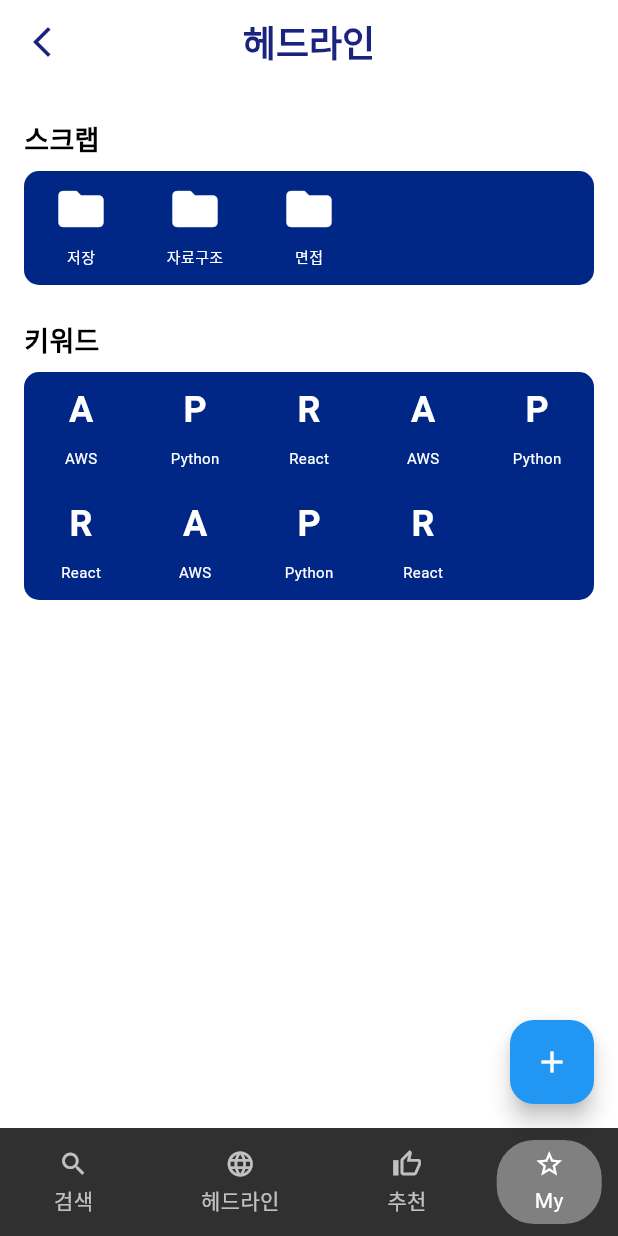
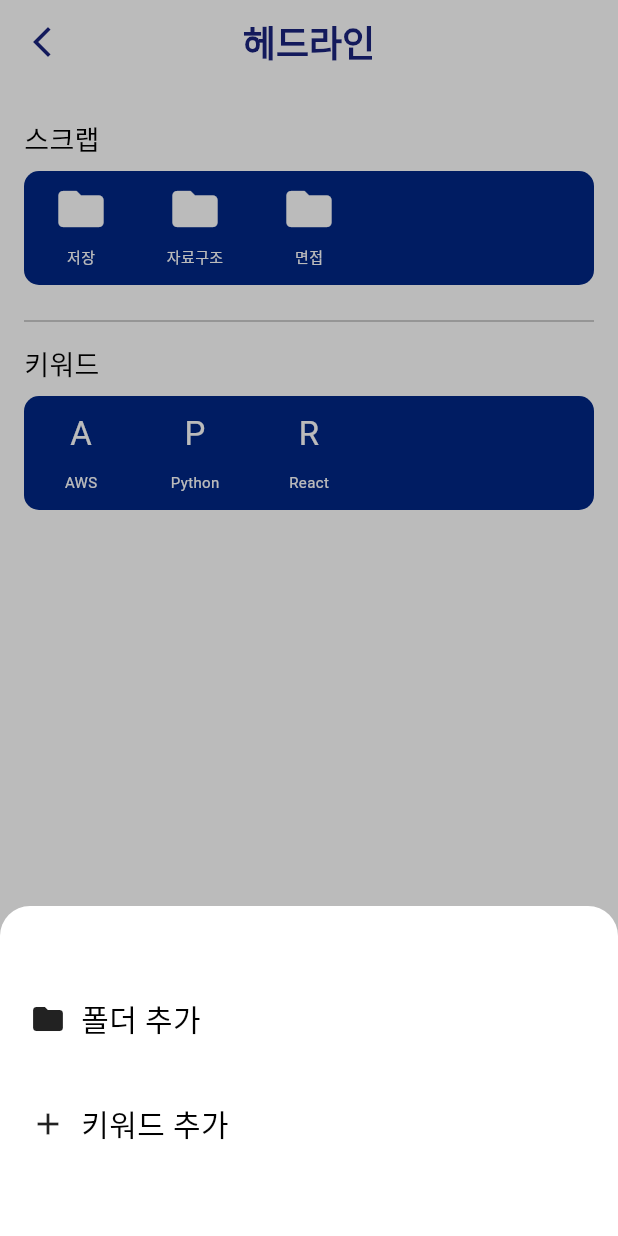
Before and after one commit to Indwoo/defee-frontend, a Flutter app: the MyPage screen opened by its route, after a tap on the "add" icon, on a phone screen of 412 x 824 dp. Run offline on Flutter 3.47's test engine with Material 3 defaults, Android fonts, the phone set to English and light mode, and no system bars; our stand-ins replace share_plus, webview_flutter; Roboto replaces fonts that are missing (Pretendard).

Commit message:
[Feat] my_floating_button.dart - implement add folders&keywords feature

```diff
--- a/defeefront/lib/screens/my/my.dart
+++ b/defeefront/lib/screens/my/my.dart
@@ -1,6 +1,7 @@
 import 'package:flutter/material.dart';
 import 'package:defeefront/widgets/footer.dart';
 import 'package:defeefront/widgets/header.dart';
+import 'package:defeefront/screens/my/widgets/my_menu.dart';
 import 'package:defeefront/screens/my/widgets/my_floating_button.dart';
 import 'package:defeefront/screens/my/widgets/my_content.dart';
 
@@ -12,12 +13,38 @@ class MyPage extends StatefulWidget {
 }
 
 class _MyPageState extends State<MyPage> {
+  final List<MyMenuItem> _folders = [
+    MyMenuItem(title: "저장", isFolder: true),
+    MyMenuItem(title: "자료구조", isFolder: true),
+    MyMenuItem(title: "면접", isFolder: true),
+  ];
+
+  final List<String> _keywords = ["AWS", "Python", "React"];
+
+  void _addFolder(String folderName) {
+    setState(() {
+      _folders.add(MyMenuItem(title: folderName, isFolder: true));
+    });
+  }
+
+  void _addKeyword(String keyword) {
+    setState(() {
+      _keywords.add(keyword);
+    });
+  }
+
   @override
   Widget build(BuildContext context) {
     return Scaffold(
       appBar: Header(),
-      body: const MyContent(),
-      floatingActionButton: const MyFloatingButton(),
+      body: MyContent(
+        folders: _folders,
+        keywords: _keywords,
+      ),
+      floatingActionButton: MyFloatingButton(
+        onFolderAdded: _addFolder,
+        onKeywordAdded: _addKeyword,
+      ),
       bottomNavigationBar: Footer(),
     );
   }
--- a/defeefront/lib/screens/my/widgets/my_content.dart
+++ b/defeefront/lib/screens/my/widgets/my_content.dart
@@ -1,29 +1,27 @@
+import 'package:defeefront/themes/app_theme.dart';
 import 'package:flutter/material.dart';
 import 'package:defeefront/screens/my/widgets/my_menu.dart';
 import 'package:defeefront/screens/my/widgets/my_post.dart';
 
-class MyContent extends StatefulWidget {
-  const MyContent({Key? key}) : super(key: key);
+class MyContent extends StatelessWidget {
+  final List<MyMenuItem> folders;
+  final List<String> keywords;
+
+  const MyContent({
+    Key? key,
+    required this.folders,
+    required this.keywords,
+  }) : super(key: key);
 
   @override
-  State<MyContent> createState() => _MyContentState();
-}
-
-class _MyContentState extends State<MyContent> {
-  @override
   Widget build(BuildContext context) {
-    return Scaffold(
-      body: Padding(
-        padding: const EdgeInsets.all(16.0),
+    return Padding(
+      padding: DefeeThemeSizes.thickPadding,
       child: Column(
         children: [
           MyMenu(
             title: "스크랩",
-              items: [
-                MyMenuItem(title: "저장", isFolder: true),
-                MyMenuItem(title: "자료구조", isFolder: true),
-                MyMenuItem(title: "면접", isFolder: true),
-              ],
+            items: folders,
             onPressed: (title, isFolder) {
               if (isFolder) {
                 Navigator.push(
@@ -32,43 +30,27 @@ class _MyContentState extends State<MyContent> {
                     builder: (context) => MyPost(folderName: title),
                   ),
                 );
-                } else {
-                  // 키워드 검색 로직 추가
-                  print("키워드 $title 검색 실행");
               }
             },
           ),
           SizedBox(height: 16),
+          Divider(
+            color: Theme.of(context).colorScheme.onSurfaceVariant,
+            thickness: 1,
+          ),
           MyMenu(
             title: "키워드",
-              items: [
-                MyMenuItem(title: "AWS", isFolder: false),
-                MyMenuItem(title: "Python", isFolder: false),
-                MyMenuItem(title: "React", isFolder: false),
-                MyMenuItem(title: "AWS", isFolder: false),
-                MyMenuItem(title: "Python", isFolder: false),
-                MyMenuItem(title: "React", isFolder: false),
-                MyMenuItem(title: "AWS", isFolder: false),
-                MyMenuItem(title: "Python", isFolder: false),
-                MyMenuItem(title: "React", isFolder: false),
-              ],
+            items: keywords
+                .map((keyword) => MyMenuItem(title: keyword, isFolder: false))
+                .toList(),
             onPressed: (title, isFolder) {
-                if (isFolder) {
-                  Navigator.push(
-                    context,
-                    MaterialPageRoute(
-                      builder: (context) => MyPost(folderName: title),
-                    ),
-                  );
-                } else {
-                  // 키워드 검색 로직 추가
+              if (!isFolder) {
                 print("키워드 $title 검색 실행");
               }
             },
           ),
         ],
       ),
-      ),
     );
   }
 }
--- a/defeefront/lib/screens/my/widgets/my_floating_button.dart
+++ b/defeefront/lib/screens/my/widgets/my_floating_button.dart
@@ -1,33 +1,131 @@
+import 'package:defeefront/themes/app_theme.dart';
 import 'package:flutter/material.dart';
+import 'package:defeefront/widgets/basic_modal.dart';
+import 'package:defeefront/widgets/float_modal.dart';
 
 class MyFloatingButton extends StatefulWidget {
-  const MyFloatingButton({super.key});
+  final Function(String) onFolderAdded;
+  final Function(String) onKeywordAdded;
+
+  const MyFloatingButton({
+    Key? key,
+    required this.onFolderAdded,
+    required this.onKeywordAdded,
+  }) : super(key: key);
+
+  void _showModal(
+    BuildContext context,
+    String title,
+    String label,
+    String hintText,
+    String buttonText,
+    Function(String) onSubmitted,
+  ) {
+    showDialog(
+        barrierDismissible: true,
+        context: context,
+        builder: (context) {
+          return AlertDialog(
+            shape: RoundedRectangleBorder(
+              borderRadius: DefeeThemeSizes.borderRadius,
+            ),
+            contentPadding: DefeeThemeSizes.thickPadding,
+            content: FloatModal(
+              title: title,
+              label: label,
+              hintText: hintText,
+              buttonText: buttonText,
+              onSubmitted: (value) {
+                onSubmitted(value);
+              },
+            ),
+          );
+        });
+  }
 
   @override
   State<MyFloatingButton> createState() => _MyFloatingButtonState();
 }
 
 class _MyFloatingButtonState extends State<MyFloatingButton> {
-  static const List<(Color?, Color? background, ShapeBorder?)> customizations =
-      <(Color?, Color?, ShapeBorder?)>[
-    (null, null, null),
-    (Colors.white, Colors.blue, null),
-  ];
-  int index = 0;
-
   @override
   Widget build(BuildContext context) {
     return FloatingActionButton(
       onPressed: () {
-        setState(() {
-          index = (index + 1) % customizations.length;
-        });
-        print("플로팅 버튼 클릭");
+        showModalBottomSheet(
+          context: context,
+          builder: (context) {
+            return BasicModal(
+              child: Column(
+                crossAxisAlignment: CrossAxisAlignment.stretch,
+                mainAxisAlignment: MainAxisAlignment.spaceBetween,
+                children: [
+                  Row(
+                    mainAxisAlignment: MainAxisAlignment.start,
+                    children: [
+                      GestureDetector(
+                        onTap: () {
+                          Navigator.of(context).pop();
+                          widget._showModal(
+                            context,
+                            "새 폴더",
+                            "새 폴더 만들기",
+                            " 폴더 이름을 입력해주세요",
+                            "추가",
+                            widget.onFolderAdded,
+                          );
+                        },
+                        child: Row(
+                          children: const [
+                            Icon(Icons.folder),
+                            SizedBox(width: 10),
+                            Text(
+                              "폴더 추가",
+                              style: DefeeTextStyles.menuMedium,
+                            ),
+                          ],
+                        ),
+                      ),
+                    ],
+                  ),
+                  Row(
+                    mainAxisAlignment: MainAxisAlignment.start,
+                    children: [
+                      GestureDetector(
+                        onTap: () {
+                          Navigator.of(context).pop();
+                          widget._showModal(
+                            context,
+                            "키워드 추가",
+                            "키워드",
+                            " 키워드를 입력해주세요",
+                            "추가",
+                            widget.onKeywordAdded,
+                          );
+                        },
+                        child: Row(
+                          children: const [
+                            Icon(Icons.add),
+                            SizedBox(width: 10),
+                            Text(
+                              "키워드 추가",
+                              style: DefeeTextStyles.menuMedium,
+                            ),
+                          ],
+                        ),
+                      )
+                    ],
+                  ),
+                ],
+              ),
+            );
+          },
+        );
       },
-      foregroundColor: customizations[index].$1,
-      backgroundColor: customizations[index].$2,
-      shape: customizations[index].$3,
-      child: const Icon(Icons.add),
+      child: Icon(
+        Icons.add,
+        color: Theme.of(context).colorScheme.onPrimary,
+      ),
     );
   }
 }
--- a/defeefront/lib/screens/my/widgets/my_menu.dart
+++ b/defeefront/lib/screens/my/widgets/my_menu.dart
@@ -1,4 +1,5 @@
 import 'package:flutter/material.dart';
+import 'package:defeefront/themes/app_theme.dart';
 
 class MyMenu extends StatelessWidget {
   final String title;
@@ -17,25 +18,18 @@ class MyMenu extends StatelessWidget {
           padding: const EdgeInsets.symmetric(vertical: 8.0),
           child: Text(
             title,
-            style: TextStyle(
-              fontSize: 18,
-              fontWeight: FontWeight.bold,
-            ),
           ),
         ),
         // 아이템 그리드
         Container(
           decoration: BoxDecoration(
-            color: Color(0xff002686),
-            borderRadius: BorderRadius.circular(10),
-          ),
+              color: Theme.of(context).colorScheme.primary,
+              borderRadius: DefeeThemeSizes.primaryBorderRadius),
           child: GridView.builder(
             shrinkWrap: true,
             physics: NeverScrollableScrollPhysics(),
             gridDelegate: SliverGridDelegateWithFixedCrossAxisCount(
               crossAxisCount: 5,
-              // mainAxisSpacing: 12,
-              // crossAxisSpacing: 12,
               childAspectRatio: 1,
             ),
             itemCount: items.length,
@@ -68,23 +62,17 @@ class MyMenu extends StatelessWidget {
             child: item.isFolder
                 ? Icon(
                     Icons.folder,
-                    color: Colors.white,
+                    color: DefeeColors.white,
                     size: 36,
                   )
-                : Text(
-                    item.title.substring(0, 1).toUpperCase(),
-                    style: TextStyle(
-                      fontSize: 24,
-                      color: Colors.white,
-                      fontWeight: FontWeight.bold,
-                    ),
-                  ),
+                : Text(item.title.substring(0, 1).toUpperCase(),
+                    style: DefeeTextStyles.onPrimaryLarge),
           ),
         ),
         Text(
           item.title,
           overflow: TextOverflow.ellipsis,
-          style: TextStyle(fontSize: 10, color: Colors.white),
+          style: TextStyle(fontSize: 10, color: DefeeColors.white),
         ),
       ],
     );
```
Also changed, not shown: defeefront/lib/screens/my/widgets/my_post.dart (+13 -2 lines), defeefront/lib/widgets/float_modal.dart (+70 -0 lines). Lines whose indentation alone changed are shown as unchanged.
